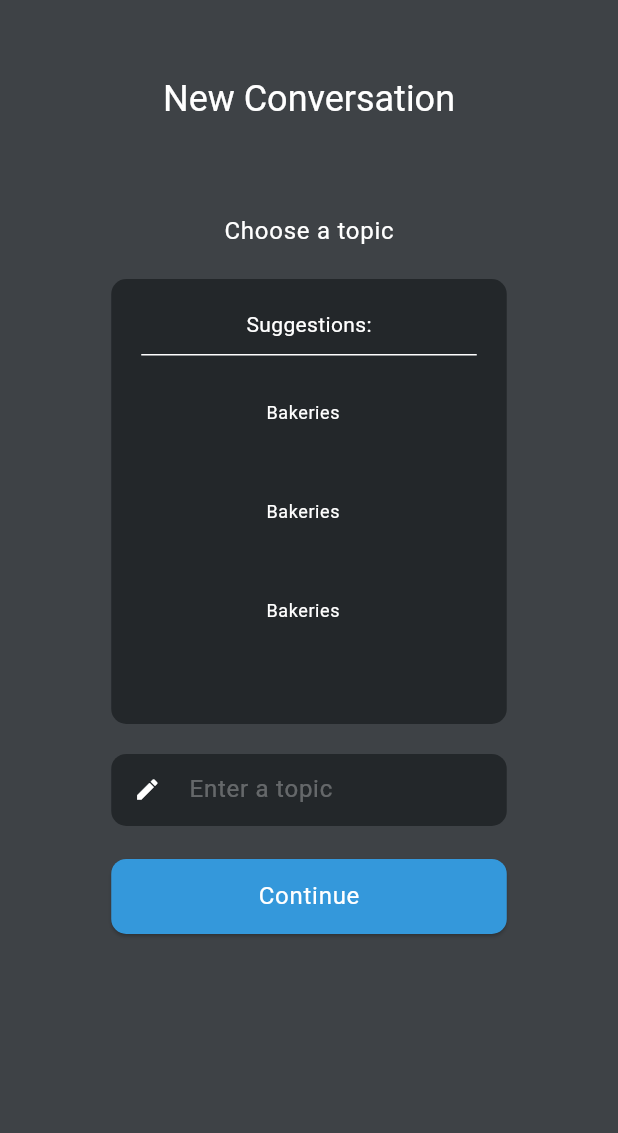
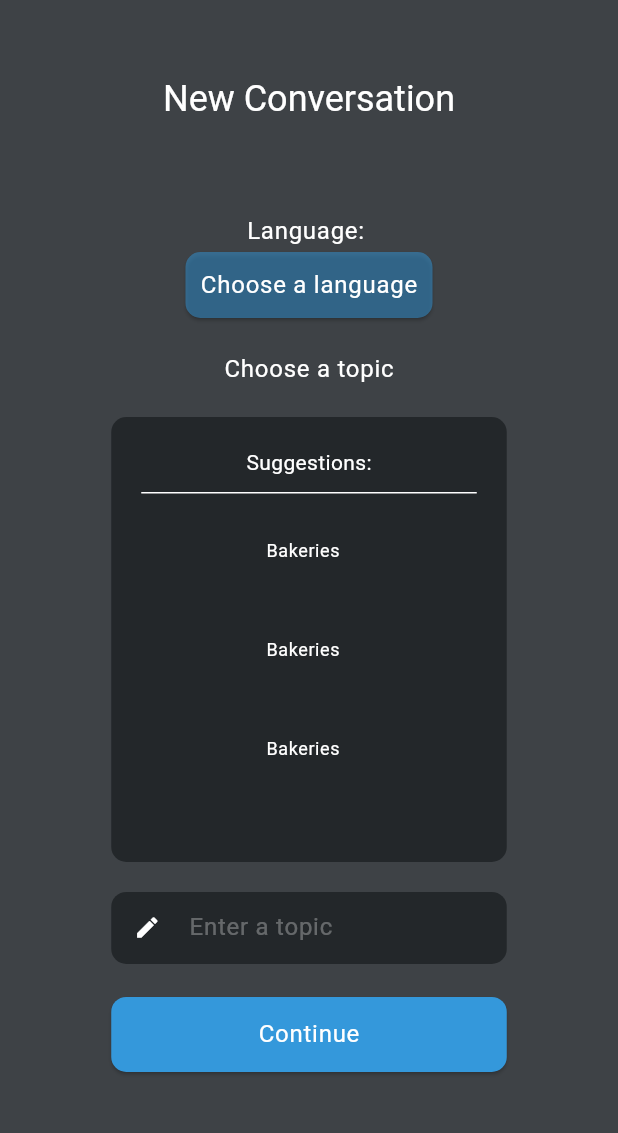
Before and after one commit to John-Ad/multilingual_chat, a Flutter app: the screen it shows after launch, after a tap on the "add" icon, on a phone screen of 412 x 824 dp, the part 69-1202 px from its top. Run offline on Flutter 3.47's test engine with Material 2 defaults, Android fonts, the phone set to English and light mode, and no system bars; our stand-ins replace fluttertoast, sqflite; accounts and stored records are empty.

Commit message:
added component to allow choosing of language. updated new convo view to include component

```diff
--- a/lib/services/CoversationsService.dart
+++ b/lib/services/CoversationsService.dart
@@ -78,7 +78,7 @@ class ConversationsService {
   ///
   /// @param name The name of the conversation.
   ///
-  /// @return bool True if the conversation was added, false otherwise.
+  /// @return int: Id of record if successful, 0 otherwise.
   Future<int> add(String name) async {
     try {
       if (!dbLoaded) {
--- a/lib/views/newConversation.dart
+++ b/lib/views/newConversation.dart
@@ -1,5 +1,7 @@
 import 'package:flutter/material.dart';
+import 'package:multilingual_chat/components/chooseLanguageDialogue.dart';
 import 'package:multilingual_chat/components/toasts.dart';
+import 'package:multilingual_chat/models/language.dart';
 import 'package:multilingual_chat/services/TopicGeneratorService.dart';
 import 'package:multilingual_chat/views/conversation.dart';
 import 'package:multilingual_chat/views/settings.dart';
@@ -7,6 +9,8 @@ import 'package:multilingual_chat/views/settings.dart';
 import '../services/CoversationsService.dart';
 
 import 'package:fluttertoast/fluttertoast.dart';
+
+import '../services/LanguagesService.dart';
 
 class NewConversation extends StatefulWidget {
   const NewConversation({super.key, required this.title});
@@ -19,9 +23,12 @@ class NewConversation extends StatefulWidget {
 
 class _NewConversationState extends State<NewConversation> {
   final ConversationsService _conversationsService = ConversationsService();
-  final TextEditingController _topicController = TextEditingController();
   late FToast fToast;
   late List<String> _topics;
+  late List<Language> _languages;
+
+  final TextEditingController _topicController = TextEditingController();
+  Language _selectedLanguage = Language(id: 0, name: "");
 
   _NewConversationState() {
     _topics = _getRandomTopics();
@@ -52,6 +59,13 @@ class _NewConversationState extends State<NewConversation> {
   }
 
   void _addConversation() async {
+    if (_selectedLanguage.name.isEmpty) {
+      fToast.showToast(
+        child: const ErrorToast(message: "Please select a language"),
+      );
+      return;
+    }
+
     if (_topicController.text.isEmpty) {
       fToast.showToast(
         child: const ErrorToast(message: "Please enter or choose a topic"),
@@ -77,9 +91,6 @@ class _NewConversationState extends State<NewConversation> {
   @override
   Widget build(BuildContext context) {
     var theme = Theme.of(context);
-
-    // var mainContentHeight =
-    //     MediaQuery.of(context).size.height - AppBar().preferredSize.height;
 
     return Scaffold(
       appBar: AppBar(
@@ -117,7 +128,6 @@ class _NewConversationState extends State<NewConversation> {
       ),
       body: SingleChildScrollView(
         child: SizedBox(
-          // height: mainContentHeight,
           child: Column(
             children: [
               Center(
@@ -135,7 +145,6 @@ class _NewConversationState extends State<NewConversation> {
                 padding: const EdgeInsets.fromLTRB(40, 40, 40, 40),
                 child: Container(
                   width: MediaQuery.of(context).size.width * 0.8,
-                  // height: MediaQuery.of(context).size.height * 0.6,
                   decoration: BoxDecoration(
                     color: theme.colorScheme.surface,
                     borderRadius: BorderRadius.circular(10),
@@ -143,6 +152,72 @@ class _NewConversationState extends State<NewConversation> {
                   child: Column(
                     crossAxisAlignment: CrossAxisAlignment.center,
                     children: [
+                      Padding(
+                        padding: const EdgeInsets.fromLTRB(0, 20, 0, 0),
+                        child: Text(
+                          "Language: ",
+                          style: theme.textTheme.bodyLarge!.copyWith(
+                            color: theme.colorScheme.onPrimary,
+                          ),
+                        ),
+                      ),
+                      if (_selectedLanguage.id == 0)
+                        ElevatedButton(
+                          onPressed: () => {
+                            showDialog(
+                              context: context,
+                              builder: (context) => ChooseLanguageDialogue(
+                                onLanguageSelected: (language) => setState(
+                                    () => _selectedLanguage = language),
+                              ),
+                            )
+                          },
+                          style: ElevatedButton.styleFrom(
+                            // light grey bg color
+                            backgroundColor:
+                                theme.colorScheme.tertiary.withOpacity(0.5),
+                            shape: RoundedRectangleBorder(
+                              borderRadius: BorderRadius.circular(10.0),
+                            ),
+                            padding: const EdgeInsets.fromLTRB(10, 10, 10, 10),
+                          ),
+                          child: Text(
+                            "Choose a language",
+                            style: theme.textTheme.bodyLarge!.copyWith(
+                              color: theme.colorScheme.onPrimary,
+                            ),
+                          ),
+                        ),
+                      if (_selectedLanguage.id != 0)
+                        Container(
+                          width: MediaQuery.of(context).size.width * 0.5,
+                          decoration: BoxDecoration(
+                            color: theme.colorScheme.tertiary.withOpacity(0.5),
+                            borderRadius: BorderRadius.circular(10),
+                          ),
+                          padding: const EdgeInsets.all(10),
+                          margin: const EdgeInsets.fromLTRB(0, 10, 0, 0),
+                          child: Row(
+                            mainAxisAlignment: MainAxisAlignment.spaceBetween,
+                            children: [
+                              Text(
+                                _selectedLanguage.name,
+                                style: theme.textTheme.bodyLarge!.copyWith(
+                                  color: theme.colorScheme.onPrimary,
+                                ),
+                              ),
+                              IconButton(
+                                onPressed: () => setState(() {
+                                  _selectedLanguage = Language(id: 0, name: "");
+                                }),
+                                icon: const Icon(
+                                  Icons.close,
+                                  color: Color.fromARGB(255, 255, 0, 0),
+                                ),
+                              ),
+                            ],
+                          ),
+                        ),
                       Padding(
                         padding: const EdgeInsets.fromLTRB(0, 20, 0, 0),
                         child: Text(
```
Also changed, not shown: lib/components/chooseLanguageDialogue.dart (added, +55 -0 lines), lib/services/LanguagesService.dart (added, +48 -0 lines), 2 other files.
